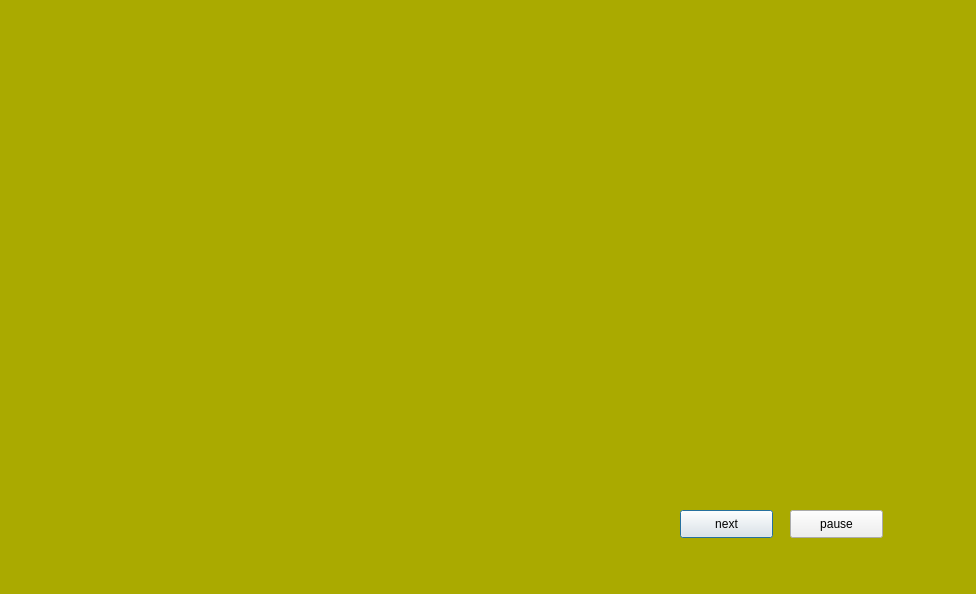
Old version of the form colorwindow.ui in the repository wuyubo/DeltaE-Tool.
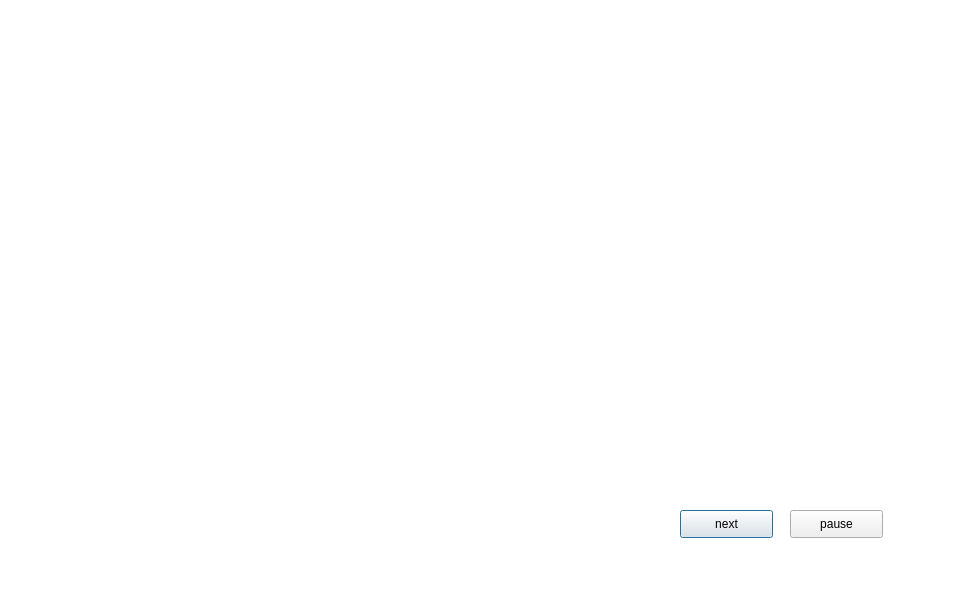
New version of the form.

Diff of the .ui file:
```diff
--- a/colorwindow.ui
+++ b/colorwindow.ui
@@ -23,7 +23,7 @@
     </rect>
    </property>
    <property name="styleSheet">
-    <string notr="true">background-color: rgb(170, 170, 0);</string>
+    <string notr="true">background-color: rgb(255, 255,255);</string>
    </property>
    <property name="text">
     <string/>
```
